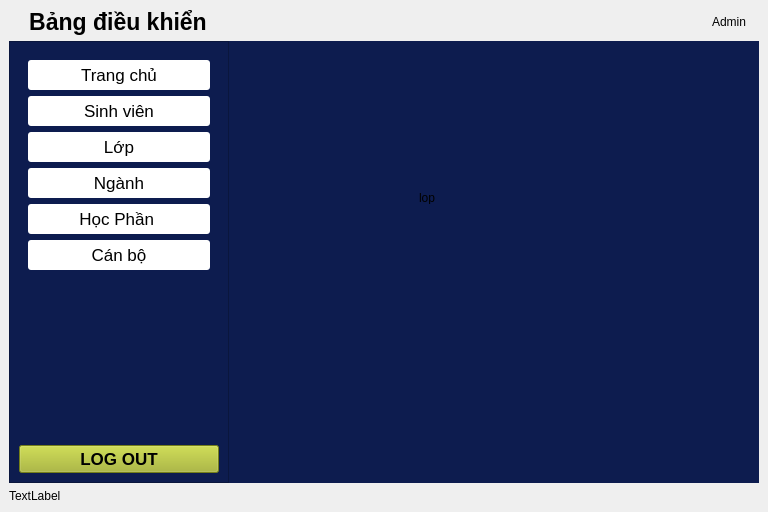
Qt form gui/quantri.ui (trungnguyen9999/StudentCheckedFace) before a commit.
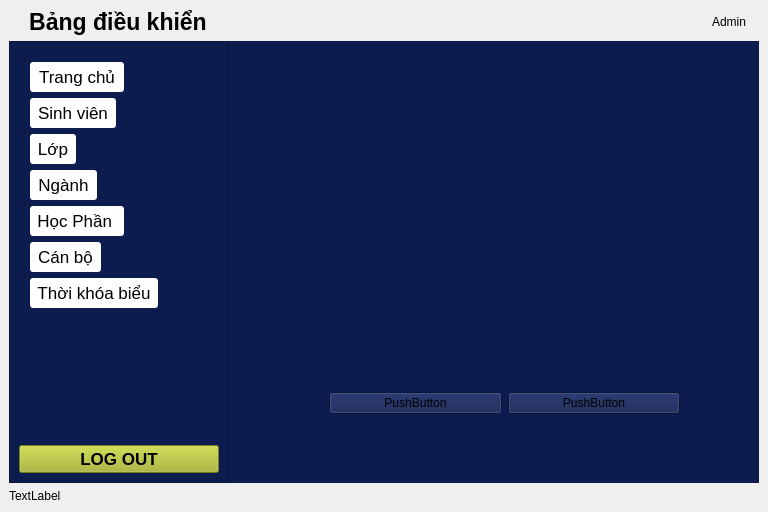
The same form after that commit. The open tabs and pages were chosen to show the change. Icons and pictures are not drawn.

What changed in the file:
```diff
--- a/gui/quantri.ui
+++ b/gui/quantri.ui
@@ -125,9 +125,9 @@
         <property name="frameShadow">
          <enum>QFrame::Raised</enum>
         </property>
-        <layout class="QGridLayout" name="gridLayout_4">
+        <layout class="QGridLayout" name="gridLayout">
          <item row="0" column="0">
-          <layout class="QVBoxLayout" name="verticalLayout">
+          <layout class="QVBoxLayout" name="verticalLayout_19">
            <item>
             <widget class="QWidget" name="widget" native="true">
              <property name="maximumSize">
@@ -154,9 +154,15 @@
 font-weight:bold;
 }</string>
              </property>
-             <layout class="QGridLayout" name="gridLayout">
-              <item row="0" column="0">
                <widget class="QPushButton" name="btnTrangChu">
+              <property name="geometry">
+               <rect>
+                <x>11</x>
+                <y>11</y>
+                <width>94</width>
+                <height>30</height>
+               </rect>
+              </property>
                 <property name="font">
                  <font>
                   <pointsize>13</pointsize>
@@ -174,9 +180,15 @@
                   <normaloff>../icons/house-solid.svg</normaloff>../icons/house-solid.svg</iconset>
                 </property>
                </widget>
-              </item>
-              <item row="5" column="0">
                <widget class="QPushButton" name="btnGiangVien">
+              <property name="geometry">
+               <rect>
+                <x>11</x>
+                <y>191</y>
+                <width>71</width>
+                <height>30</height>
+               </rect>
+              </property>
                 <property name="font">
                  <font>
                   <pointsize>13</pointsize>
@@ -190,9 +202,15 @@
                   <normaloff>../icons/user-tie-solid.svg</normaloff>../icons/user-tie-solid.svg</iconset>
                 </property>
                </widget>
-              </item>
-              <item row="3" column="0">
                <widget class="QPushButton" name="btnNganh">
+              <property name="geometry">
+               <rect>
+                <x>11</x>
+                <y>119</y>
+                <width>67</width>
+                <height>30</height>
+               </rect>
+              </property>
                 <property name="font">
                  <font>
                   <pointsize>13</pointsize>
@@ -206,9 +224,15 @@
                   <normaloff>../icons/constellation.png</normaloff>../icons/constellation.png</iconset>
                 </property>
                </widget>
-              </item>
-              <item row="4" column="0">
                <widget class="QPushButton" name="btnHocPhan">
+              <property name="geometry">
+               <rect>
+                <x>11</x>
+                <y>155</y>
+                <width>94</width>
+                <height>30</height>
+               </rect>
+              </property>
                 <property name="font">
                  <font>
                   <pointsize>13</pointsize>
@@ -222,9 +246,15 @@
                   <normaloff>../icons/book.png</normaloff>../icons/book.png</iconset>
                 </property>
                </widget>
-              </item>
-              <item row="2" column="0">
                <widget class="QPushButton" name="btnLop">
+              <property name="geometry">
+               <rect>
+                <x>11</x>
+                <y>83</y>
+                <width>46</width>
+                <height>30</height>
+               </rect>
+              </property>
                 <property name="font">
                  <font>
                   <pointsize>13</pointsize>
@@ -238,9 +268,15 @@
                   <normaloff>../icons/majority.png</normaloff>../icons/majority.png</iconset>
                 </property>
                </widget>
-              </item>
-              <item row="1" column="0">
                <widget class="QPushButton" name="btnSinhVien">
+              <property name="geometry">
+               <rect>
+                <x>11</x>
+                <y>47</y>
+                <width>86</width>
+                <height>30</height>
+               </rect>
+              </property>
                 <property name="font">
                  <font>
                   <pointsize>13</pointsize>
@@ -254,22 +290,29 @@
                   <normaloff>../icons/graduated.png</normaloff>../icons/graduated.png</iconset>
                 </property>
                </widget>
-              </item>
-             </layout>
-            </widget>
-           </item>
-           <item>
-            <spacer name="verticalSpacer">
-             <property name="orientation">
-              <enum>Qt::Vertical</enum>
-             </property>
-             <property name="sizeHint" stdset="0">
-              <size>
-               <width>20</width>
-               <height>78</height>
-              </size>
-             </property>
-            </spacer>
+             <widget class="QPushButton" name="btnThoiKhoaBieu">
+              <property name="geometry">
+               <rect>
+                <x>11</x>
+                <y>227</y>
+                <width>128</width>
+                <height>30</height>
+               </rect>
+              </property>
+              <property name="font">
+               <font>
+                <pointsize>13</pointsize>
+               </font>
+              </property>
+              <property name="text">
+               <string>Thời khóa biểu</string>
+              </property>
+              <property name="icon">
+               <iconset>
+                <normaloff>../icons/icons8-calendar.gif</normaloff>../icons/icons8-calendar.gif</iconset>
+              </property>
+             </widget>
+            </widget>
            </item>
            <item>
             <widget class="QPushButton" name="btnLogout">
@@ -345,18 +388,31 @@
          </layout>
         </widget>
         <widget class="QWidget" name="lop">
-         <widget class="QLabel" name="label_4">
+         <widget class="QWidget" name="">
           <property name="geometry">
            <rect>
-            <x>190</x>
-            <y>150</y>
-            <width>47</width>
-            <height>13</height>
+            <x>100</x>
+            <y>350</y>
+            <width>351</width>
+            <height>25</height>
            </rect>
           </property>
+          <layout class="QHBoxLayout" name="horizontalLayout_8">
+           <item>
+            <widget class="QPushButton" name="pushButton_3">
           <property name="text">
-           <string>lop</string>
-          </property>
+              <string>PushButton</string>
+             </property>
+            </widget>
+           </item>
+           <item>
+            <widget class="QPushButton" name="pushButton_4">
+             <property name="text">
+              <string>PushButton</string>
+             </property>
+            </widget>
+           </item>
+          </layout>
          </widget>
         </widget>
         <widget class="QWidget" name="nganh">
```
Left out of the diff: 10 changed lines with no effect on the pictures. Lines whose indentation alone changed are shown as unchanged.
